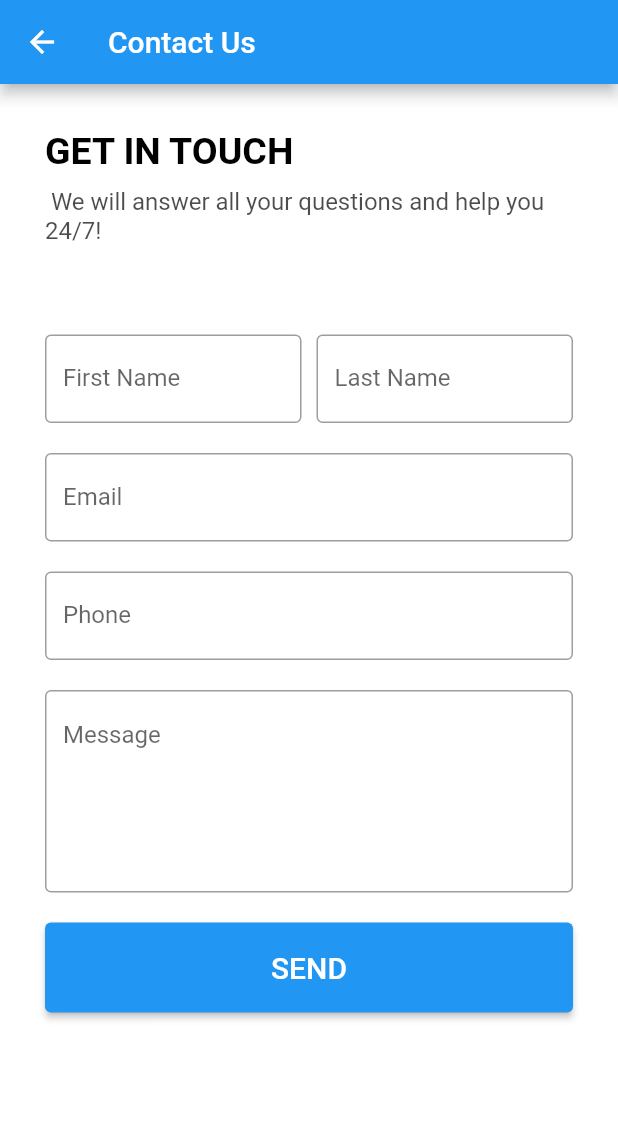
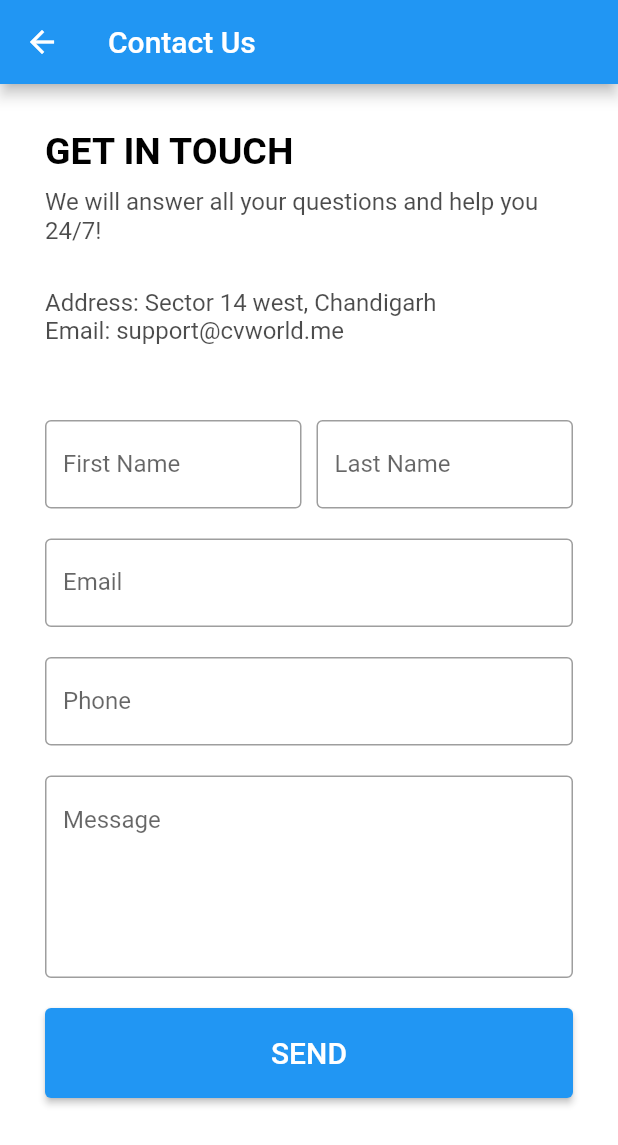
Before and after one commit to prasenjeet-symon/cvworld, a Flutter app: the ContactUsPageMobile screen opened directly, on a phone screen of 412 x 824 dp. Shown: the top 1145 px of the screen. Run offline on Flutter 3.47's test engine with Material 2 defaults, Android fonts, the light colour scheme and no system bars; our stand-ins replace auto_route, flutter_secure_storage, flutter_svg, fluttertoast, font_awesome_flutter, google_sign_in and 2 more; missing offline and left inert: flutter_file_downloader; accounts and stored records are empty.

Commit message:
Tested changing content

```diff
--- a/packages/client/flutter_client/lib/client/pages/contact-us-page/contact-us-page.dart
+++ b/packages/client/flutter_client/lib/client/pages/contact-us-page/contact-us-page.dart
@@ -124,7 +124,20 @@ class _ContactUsPageDesktopBodyState extends State<ContactUsPageDesktopBody> {
                         padding: const EdgeInsets.fromLTRB(0, 0, 0, 10),
                         width: double.infinity,
                         child: Text(
-                          ' We will answer all your questions and help you 24/7! ',
+                          'We will answer all your questions and help you 24/7! ',
+                          style: TextStyle(
+                            color: Colors.black.withOpacity(0.7),
+                            fontSize: 16,
+                          ),
+                        ),
+                      ),
+                      // Contact us information
+                      Container(
+                        margin: const EdgeInsets.fromLTRB(0, 0, 0, 0),
+                        padding: const EdgeInsets.fromLTRB(0, 0, 0, 0),
+                        width: double.infinity,
+                        child: Text(
+                          '\nAddress: Sector 14 west, Chandigarh \nEmail: support@cvworld.me',
                           style: TextStyle(
                             color: Colors.black.withOpacity(0.7),
                             fontSize: 16,
--- a/packages/client/flutter_client/lib/client/pages/home-page/components/header.dart
+++ b/packages/client/flutter_client/lib/client/pages/home-page/components/header.dart
@@ -98,9 +98,10 @@ class HeaderLogo extends StatelessWidget {
     return GestureDetector(
       onTap: () => _handleLogoTap(context),
       child: Container(
-        margin: const EdgeInsets.fromLTRB(10, 0, 0, 0),
+        margin: const EdgeInsets.fromLTRB(5, 0, 0, 0),
         width: 45,
         height: 45,
+        color: Colors.white,
         child: Image.asset('assets/logo.png', fit: BoxFit.cover),
       ),
     );
```
Also changed, not shown: packages/client/flutter_client/assets/logo_50x50.png (added), packages/client/flutter_client/assets/logo_white_bg.jpg (added).
